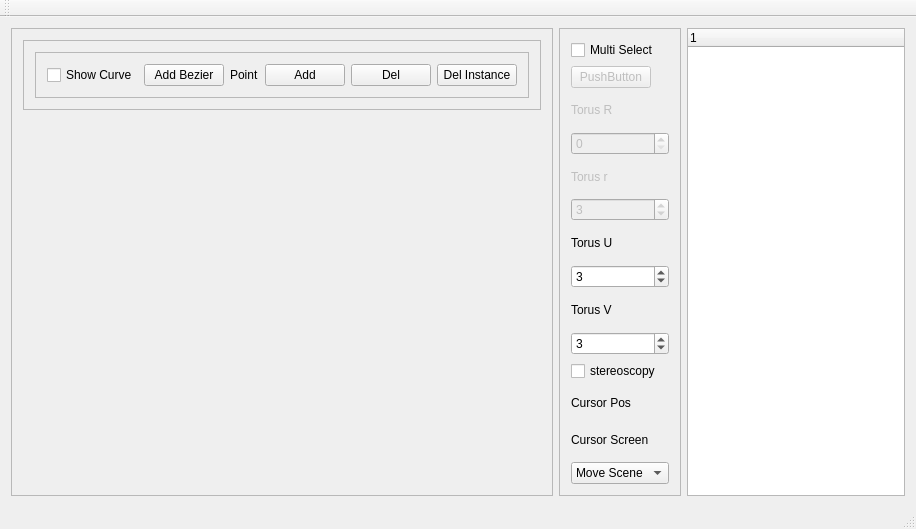
Before: the Qt Designer form GraphicEngine/mainwindow.ui in awitwicka/3DGraphicEngine, drawn with Qt 5.
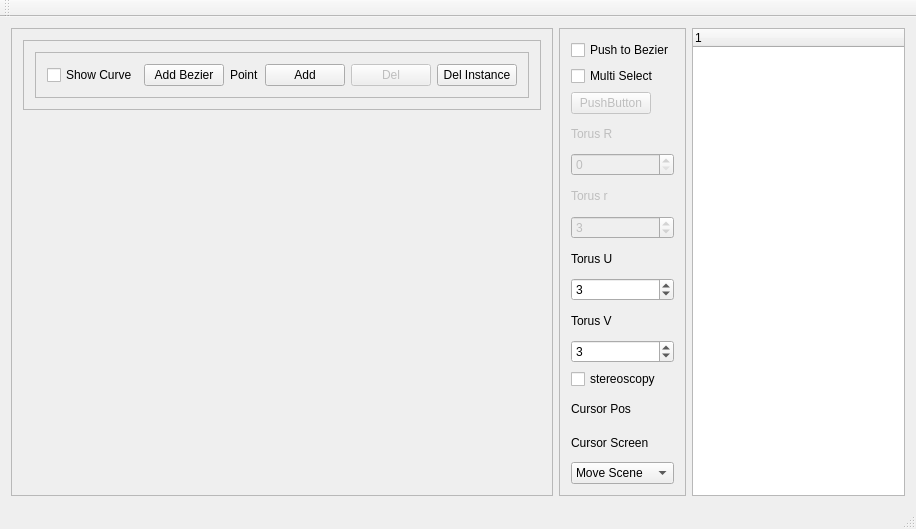
After: the same form once the commit is applied. Custom widgets are drawn as their Qt base class.

What changed in the file:
```diff
--- a/GraphicEngine/mainwindow.ui
+++ b/GraphicEngine/mainwindow.ui
@@ -93,6 +93,9 @@
              </item>
              <item>
               <widget class="QPushButton" name="pushButton_DelMarker">
+               <property name="enabled">
+                <bool>false</bool>
+               </property>
                <property name="text">
                 <string>Del</string>
                </property>
@@ -139,6 +142,13 @@
        <enum>QFrame::Raised</enum>
       </property>
       <layout class="QVBoxLayout" name="verticalLayout">
+       <item>
+        <widget class="QCheckBox" name="checkBox_ppushBezier">
+         <property name="text">
+          <string>Push to Bezier</string>
+         </property>
+        </widget>
+       </item>
        <item>
         <widget class="QCheckBox" name="checkBox_multiSelect">
          <property name="text">
```
